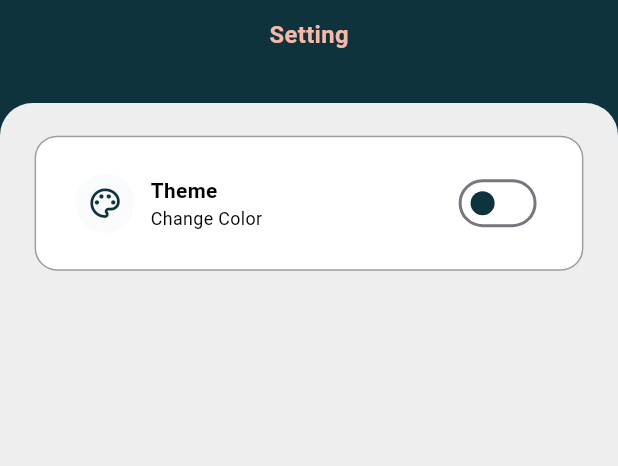
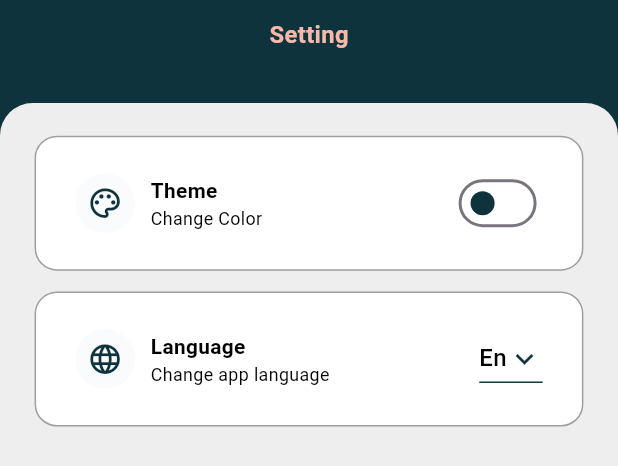
Before and after one commit to ahmedalnagdy18/Skinalyze, a Flutter app: the SettingPage widget shown alone on an empty page, opened directly, on a phone screen of 412 x 824 dp. Shown: the top 466 px of the screen. Run offline on Flutter 3.47's test engine with Material 3 defaults, Android fonts, the phone set to English and light mode, and no system bars; our stand-ins replace bloc, dots_indicator, email_validator, equatable, firebase_auth, firebase_core and 6 more; missing offline and left inert: bottom_navbar_with_indicator; accounts and stored records are empty.

Commit message:
add language section

```diff
--- a/lib/features/home/presentation/screens/setting_page.dart
+++ b/lib/features/home/presentation/screens/setting_page.dart
@@ -1,5 +1,6 @@
 import 'package:flutter/material.dart';
 import 'package:flutter_bloc/flutter_bloc.dart';
+import 'package:flutter_screenutil/flutter_screenutil.dart';
 import 'package:skinalyze/core/colors/app_colors.dart';
 import 'package:skinalyze/core/common/categories_body_widget.dart';
 import 'package:skinalyze/features/home/presentation/cubtis/theme_cubit.dart';
@@ -35,7 +36,44 @@ class SettingPage extends StatelessWidget {
                   ),
                 );
               },
-            )
+            ),
+            SizedBox(height: 14.h),
+            SettingBodyWidget(
+              icon: Icons.language,
+              title: "Language",
+              subtitle: "Change app language",
+              widget: DropdownButton<String>(
+                underline: Container(
+                  height: 1.h,
+                  color: Theme.of(context).scaffoldBackgroundColor,
+                ),
+                dropdownColor: Colors.grey.shade200,
+                value: "en",
+                icon: Icon(
+                  Icons.keyboard_arrow_down,
+                  color: Theme.of(context).scaffoldBackgroundColor,
+                ),
+                items: ['ar', 'en'].map((String item) {
+                  return DropdownMenuItem<String>(
+                    value: item,
+                    //enabled: item != state.locale.languageCode,
+                    child: Text(
+                      "En",
+                      style: TextStyle(
+                        color: Colors.black,
+                      ),
+                    ),
+                  );
+                }).toList(),
+                onChanged: (String? newValue) {
+                  // if (newValue != null &&
+                  //     newValue != state.locale.languageCode) {
+                  //   context.read<LocaleCubit>().changeLanguage(newValue);
+                  // }
+                },
+              ),
+              onTap: () {},
+            ),
           ]),
     );
   }
--- a/lib/features/home/presentation/widgets/drawer_widget.dart
+++ b/lib/features/home/presentation/widgets/drawer_widget.dart
@@ -15,6 +15,7 @@ class DrawerWidget extends StatelessWidget {
     return Drawer(
       backgroundColor: Colors.grey.shade200,
       child: ListView(
+        physics: NeverScrollableScrollPhysics(),
         padding: EdgeInsets.zero,
         children: [
           DrawerHeader(
```
Also changed, not shown: pubspec.lock.
